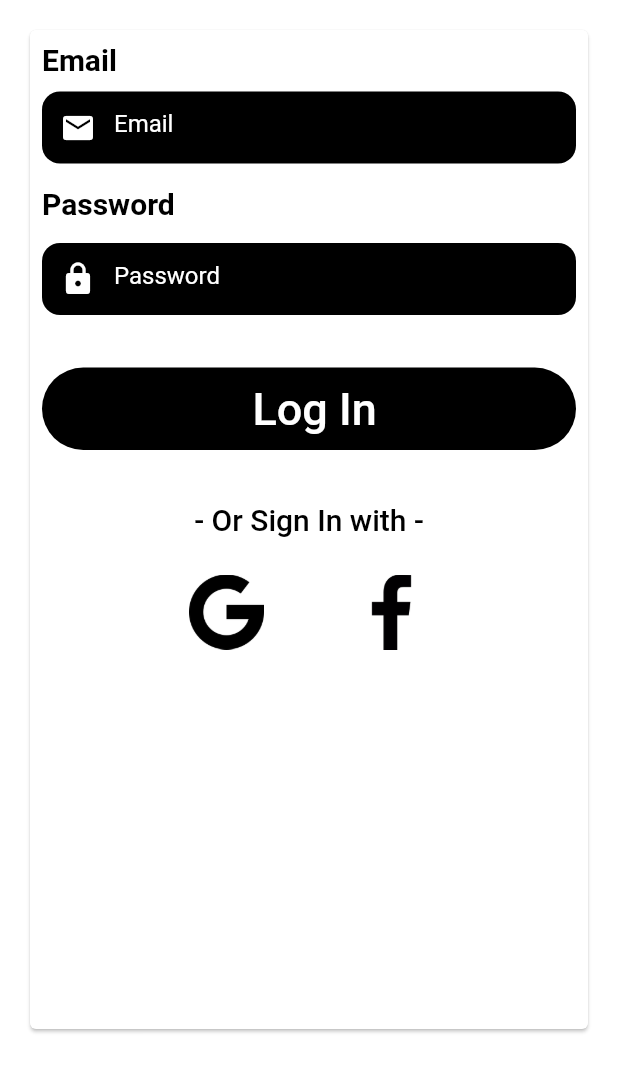
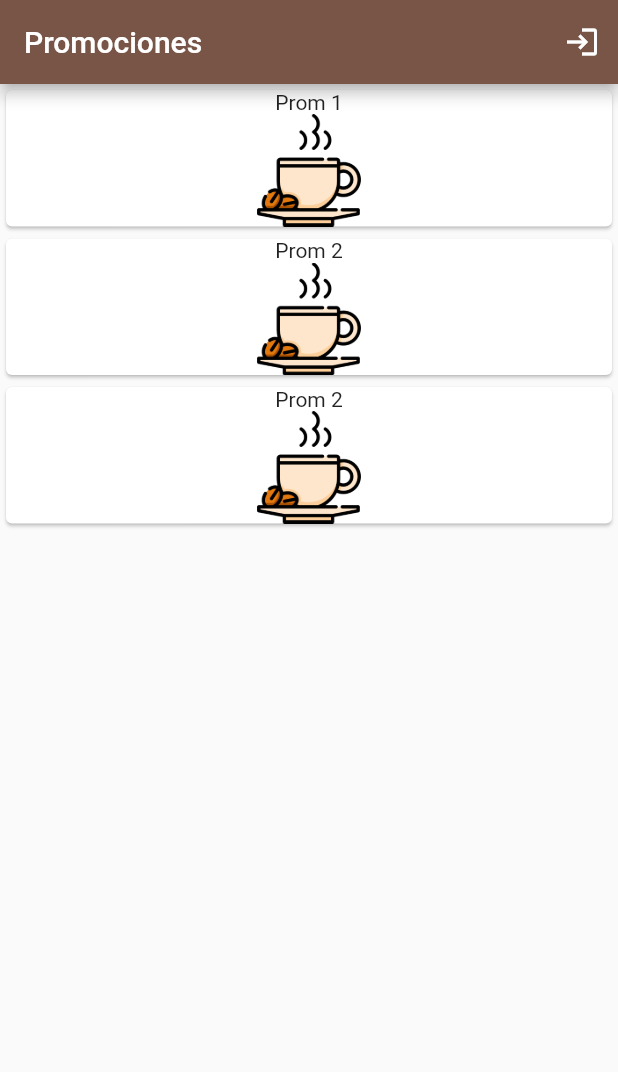
Before and after one commit to Draaft4/tesisFidelizacion, a Flutter app: the screen it shows after launch, on a phone screen of 412 x 824 dp. Shown: the top 1072 px of the screen. Run offline on Flutter 3.47's test engine with Material 2 defaults, Android fonts, the phone set to English and light mode, and no system bars; our stand-ins replace firebase_auth, firebase_core, firebase_storage; accounts and stored records are empty.

Commit message:
Modificacion del Login, creacion del MainPage

```diff
--- a/lib/constants.dart
+++ b/lib/constants.dart
@@ -1,5 +1,7 @@
 import 'package:firebase_storage/firebase_storage.dart';
+import 'package:firebase_auth/firebase_auth.dart';
 
 class Constants{
   final storageRef = FirebaseStorage.instance.ref();
+  get auth => FirebaseAuth.instance;
 }
--- a/lib/main.dart
+++ b/lib/main.dart
@@ -2,6 +2,7 @@ import 'package:firebase_core/firebase_core.dart';
 import 'package:flutter/material.dart';
 import 'firebase_options.dart';
 import 'view/Login/LoginPage.dart';
+import 'view/Main/mainPage.dart';
 import 'view/Splash/SplashPage.dart';
 
 Future<void> main() async{
@@ -19,10 +20,11 @@ class MyApp extends StatelessWidget {
   @override
   Widget build(BuildContext context) {
     return MaterialApp(
-      title: 'Promociones',
+      title: 'App',
       debugShowCheckedModeBanner: false,
       routes: {
         '/': (context) => const SplashPage(),
+        '/main': (context) => const mainPage(),
         '/login':(context) => const LoginPage(),
       },
     );
--- a/lib/styles/colors.dart
+++ b/lib/styles/colors.dart
@@ -5,6 +5,6 @@ class AppColors {
   static Color background = Colors.black;
   static Color text = Colors.white;
   static Color textDark = Colors.white38;
-  static Color backCard = Colors.grey;
+  static Color backCard = Colors.brown;
   static Color circularProgress = Colors.white;
 }
--- a/lib/view/Login/LoginPage.dart
+++ b/lib/view/Login/LoginPage.dart
@@ -16,12 +16,8 @@ class _LoginPageState extends State<LoginPage> {
 
   @override
   Widget build(BuildContext context) {
-    return ListView(
-      children:[ Stack(
-        children: [
-          background(),backgroundFilter(),content()
-        ],
-      ),]
+    return Stack(
+      children: [background(), backgroundFilter(), content()],
     );
   }
 
@@ -40,91 +36,139 @@ class _LoginPageState extends State<LoginPage> {
     return Container(
       decoration: const BoxDecoration(
         image: DecorationImage(
-              image: AssetImage(
-                  "static/splash.jpeg"),
-              fit: BoxFit.cover),
+            image: AssetImage("static/splash.jpeg"), fit: BoxFit.cover),
       ),
     );
   }
 
   Widget content() {
-    return Center(
+    return Scaffold(
+      backgroundColor: Colors.transparent,
+      body: Center(
+        child: SingleChildScrollView(
           child: Padding(
             padding: const EdgeInsets.all(16.0),
-        child: SizedBox(
-          height: MediaQuery.of(context).size.height- 150,
             child: Card(
-          child: SafeArea(
+
+              color: Colors.transparent,
               child: Padding(
                 padding: const EdgeInsets.all(8.0),
-              child: Scaffold(
-                backgroundColor: Colors.transparent,
-                body: Column(
-                  children: [ SingleChildScrollView(
                 child: Column(
+                  children: [
+                    Column(
                       crossAxisAlignment: CrossAxisAlignment.start,
                       children: [
-                                const Text(
-                                  'Email',
+                        Center(child: labelLogin('Inicio de Sesión')),
+                        const SizedBox(height: 25),
+                        camposTexto('Correo Electrónico', false, Icons.mail, _emailController),
+                        const SizedBox(height: 15),
+                        camposTexto('Contraseña', true, Icons.lock, _passwordController),
+                        const SizedBox(height: 35),
+                        botonLogin(),
+                        const SizedBox(height: 35),
+                        const Center(
+                          child: Text(
+                            '- Registrate con: -',
                             style: TextStyle(
-                                    color: Colors.black,
+                              color: Colors.white,
+                              fontSize: 20,
+                              fontWeight: FontWeight.w500,
+                            ),
+                          ),
+                        ),
+                        const SizedBox(height: 20),
+                        Row(
+                          mainAxisAlignment: MainAxisAlignment.center,
+                          children: [
+                            botonLogInGoogle(),
+                            const SizedBox(width: 50),
+                            botonLogInFacebok(),
+                          ],
+                        )
+                      ],
+                    ),
+                  ],
+                ),
+              ),
+            ),
+          ),
+        ),
+      ),
+    );
+  }
+
+  Container camposTexto(String val, bool pwd, IconData icono, TextEditingController controller) {
+    return Container(
+      decoration: BoxDecoration(
+        borderRadius: BorderRadius.circular(12),
+        color: Colors.white38,
+      ),
+      child: TextField(
+        obscureText: pwd,
+        controller: controller,
+        style: const TextStyle(color: Colors.white),
+        decoration: InputDecoration(
+          border: InputBorder.none,
+          prefixIcon: Icon(
+            icono,
+            color: Colors.white,
+          ),
+          hintText: val,
+          hintStyle: const TextStyle(color: Colors.white),
+        ),
+      ),
+    );
+  }
+
+  Text labelLogin(String val) {
+    return Text(
+      val,
+      style: const TextStyle(
+        color: Colors.white,
         fontSize: 20,
         fontWeight: FontWeight.bold,
       ),
+    );
+  }
+
+  GestureDetector botonLogInFacebok() {
+    return GestureDetector(
+      onTap: () {},
+      child: Container(
+        width: 60,
+        height: 60,
+        padding: const EdgeInsets.all(5),
+        decoration: BoxDecoration(
+          borderRadius: BorderRadius.circular(15),
+          color: Colors.white38,
         ),
-                                const SizedBox(height: 10),
-                                Container(
+        child: Image.asset('static/facebook.png'),
+      ),
+    );
+  }
+
+  GestureDetector botonLogInGoogle() {
+    return GestureDetector(
+      onTap: () {},
+      child: Container(
+        width: 60,
+        height: 60,
+        padding: const EdgeInsets.all(5),
         decoration: BoxDecoration(
-                                    borderRadius: BorderRadius.circular(12),
-                                    color: Colors.black,
+          borderRadius: BorderRadius.circular(15),
+          color: Colors.white38,
         ),
-                                  child: const TextField(
-                                    style: TextStyle(color: Colors.white),
-                                    decoration: InputDecoration(
-                                      border: InputBorder.none,
-                                      prefixIcon: Icon(
-                                        Icons.email,
-                                        color: Colors.white,
+        child: Image.asset('static/google.png'),
       ),
-                                      hintText: 'Email',
-                                      hintStyle: TextStyle(color: Colors.white),
-                                    ),
-                                  ),
-                                ),
-                                const SizedBox(height: 15),
-                                const Text(
-                                  'Password',
-                                  style: TextStyle(
-                                    color: Colors.black,
-                                    fontSize: 20,
-                                    fontWeight: FontWeight.bold,
-                                  ),
-                                ),
-                                const SizedBox(height: 15),
-                                Container(
-                                  decoration: BoxDecoration(
-                                    borderRadius: BorderRadius.circular(12),
-                                    color: Colors.black,
-                                  ),
-                                  child: const TextField(
-                                    style: TextStyle(color: Colors.white),
-                                    decoration: InputDecoration(
-                                      border: InputBorder.none,
-                                      prefixIcon: Icon(
-                                        Icons.lock,
-                                        color: Colors.white,
-                                      ),
-                                      hintText: 'Password',
-                                      hintStyle: TextStyle(color: Colors.white),
-                                    ),
-                                  ),
-                                ),
-                                const SizedBox(height: 35),
-                                GestureDetector(
+    );
+  }
+
+  GestureDetector botonLogin() {
+    return GestureDetector(
       child: Container(
         decoration: BoxDecoration(
           borderRadius: BorderRadius.circular(30),
-                                      color: Colors.black,
+          color: Colors.white60,
         ),
         child: const Center(
           child: Padding(
@@ -140,63 +184,6 @@ class _LoginPageState extends State<LoginPage> {
           ),
         ),
       ),
-                                ),
-                                const SizedBox(height: 35),
-                                const Center(
-                                  child: Text(
-                                    '- Or Sign In with -',
-                                    style: TextStyle(
-                                      color: Colors.black,
-                                      fontSize: 20,
-                                      fontWeight: FontWeight.w500,
-                                    ),
-                                  ),
-                                ),
-                                const SizedBox(height: 20),
-                                Row(
-                                  mainAxisAlignment: MainAxisAlignment.center,
-                                  children: [
-                                    GestureDetector(
-                                      onTap: () {
-                                      },
-                                      child: Container(
-                                        width: 60,
-                                        height: 60,
-                                        padding: const EdgeInsets.all(5),
-                                        decoration: BoxDecoration(
-                                          borderRadius: BorderRadius.circular(15),
-                                          color: Colors.white38,
-                                        ),
-                                        child: Image.asset('static/google.png'),
-                                      ),
-                                    ),
-                                    const SizedBox(width: 50),
-                                    GestureDetector(
-                                      onTap: () {},
-                                      child: Container(
-                                        width: 60,
-                                        height: 60,
-                                        padding: const EdgeInsets.all(5),
-                                        decoration: BoxDecoration(
-                                          borderRadius: BorderRadius.circular(15),
-                                          color: Colors.white38,
-                                        ),
-                                        child: Image.asset('static/facebook.png'),
-                                      ),
-                                    ),
-                                  ],
-                                )
-                              ],
-                            ),
-                          ),
-                  ],
-                ),
-              ),
-            ),
-          ),
-          ),
-        ),
-      ),
     );
   }
 }
--- /dev/null
+++ b/lib/view/Main/mainPage.dart
@@ -0,0 +1,82 @@
+import 'package:flutter/material.dart';
+
+class mainPage extends StatefulWidget {
+  const mainPage({super.key});
+
+  @override
+  State<mainPage> createState() => _mainPageState();
+}
+
+class _mainPageState extends State<mainPage> {
+  @override
+  Widget build(BuildContext context) {
+    return Scaffold(
+      appBar: AppBar(
+        backgroundColor: Colors.brown,
+        actions: [
+          IconButton(
+              onPressed: () {
+                Navigator.pushNamed(context, '/login');
+              },
+              icon: const Icon(Icons.login))
+        ],
+        title: const Text('Promociones'),
+      ),
+      body: ListView(children: [
+        cardPromociones(
+            "Prom 1",
+            Image.asset(
+              "static/coffee-cup.png",
+            )),
+         cardPromociones(
+            "Prom 2",
+            Image.asset(
+              "static/coffee-cup.png",
+            )),
+            cardPromociones(
+            "Prom 2",
+            Image.asset(
+              "static/coffee-cup.png",
+            )),
+      ]),
+    );
+  }
+
+  Card cardPromociones(String val, Image imagen) {
+    return Card(
+      child: Column(
+        children: [Text(val), SizedBox(height: 75, width: 75, child: imagen)],
+      ),
+    );
+  }
+
+  ListView listMenu() {
+    return ListView(
+      padding: EdgeInsets.zero,
+      children: [
+        DrawerHeader(
+            decoration: const BoxDecoration(
+              color: Colors.transparent,
+            ),
+            child: backgroundDrawer()),
+        ListTile(
+          title: const Text('Item 1'),
+          onTap: () {},
+        ),
+        ListTile(
+          title: const Text('Item 2'),
+          onTap: () {},
+        ),
+      ],
+    );
+  }
+
+  Container backgroundDrawer() {
+    return Container(
+      decoration: const BoxDecoration(
+        image: DecorationImage(
+            image: AssetImage("static/coffee-cup.png"), fit: BoxFit.cover),
+      ),
+    );
+  }
+}
```
Also changed, not shown: lib/view/Login/controllers/controlLogIn.dart (added, +25 -0 lines), lib/view/Splash/SplashPage.dart (+13 -7 lines), pubspec.yaml (+9 -0 lines), pubspec.lock, static/coffee-cup.png (added), 1 other file. Lines whose indentation alone changed are shown as unchanged.
